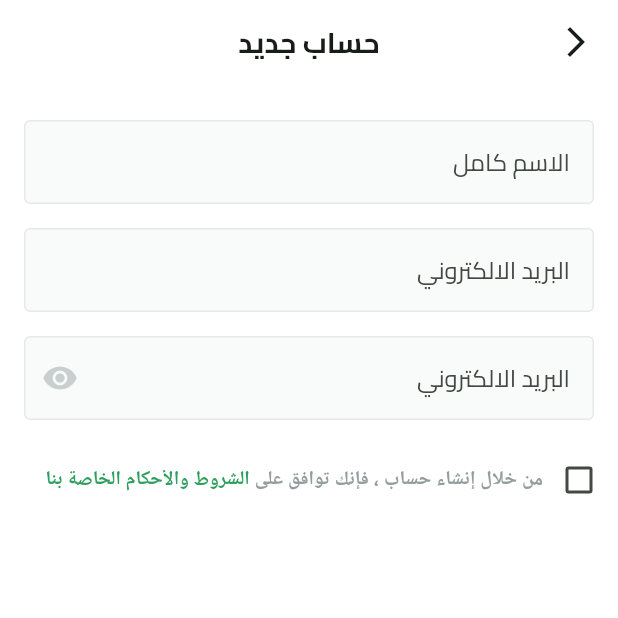
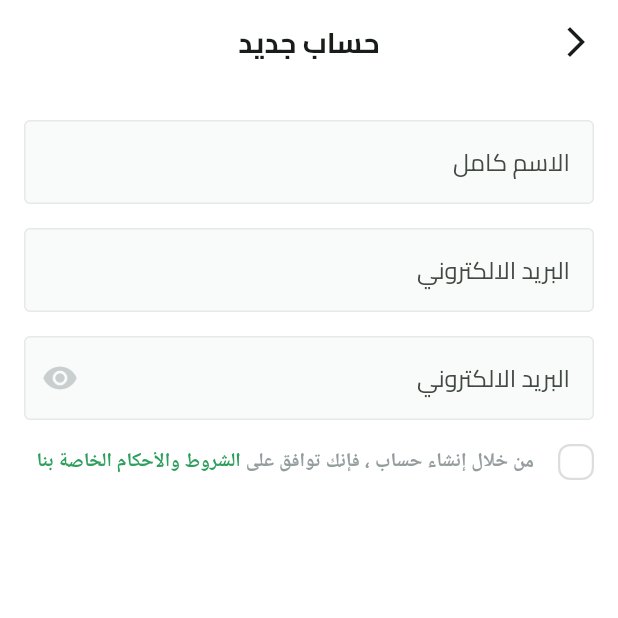
Before and after one commit to abo3amer69/Fruits-app, a Flutter app: the SignupView screen opened by its route, on a phone screen of 412 x 824 dp, the top half of it. Run offline on Flutter 3.47's test engine with Material 3 defaults, Android fonts, the phone set to English and light mode, and no system bars; our stand-ins replace dots_indicator, shared_preferences; missing offline and left inert: svg_flutter; accounts and stored records are empty.

Commit message:
part 4 create check box

```diff
--- /dev/null
+++ b/lib/features/auth/presentation/views/widgets/custom_check_box.dart
@@ -0,0 +1,43 @@
+import 'package:flutter/material.dart';
+import 'package:fruits_apps/core/utils/app_images.dart';
+import 'package:svg_flutter/svg.dart';
+
+import '../../../../../core/utils/app_colors.dart';
+
+class CustomCheckBox extends StatelessWidget {
+  const CustomCheckBox(
+      {super.key, required this.isChecked, required this.onChecked});
+  final bool isChecked;
+  final ValueChanged<bool> onChecked;
+  @override
+  Widget build(BuildContext context) {
+    return GestureDetector(
+      onTap: () {
+        onChecked(!isChecked);
+      },
+      child: AnimatedContainer(
+        width: 24,
+        height: 24,
+        duration: const Duration(milliseconds: 100),
+        decoration: ShapeDecoration(
+          color: isChecked ? AppColors.primaryColor : Colors.white,
+          shape: RoundedRectangleBorder(
+            side: BorderSide(
+              width: 1.50,
+              color: isChecked ? Colors.transparent : const Color(0xFFDCDEDE),
+            ),
+            borderRadius: BorderRadius.circular(8),
+          ),
+        ),
+        child: isChecked
+            ? Padding(
+                padding: const EdgeInsets.all(2),
+                child: SvgPicture.asset(
+                  Assets.imagesCheck,
+                ),
+              )
+            : const SizedBox(),
+      ),
+    );
+  }
+}
--- a/lib/features/auth/presentation/views/widgets/terms_and_condition.dart
+++ b/lib/features/auth/presentation/views/widgets/terms_and_condition.dart
@@ -2,22 +2,32 @@ import 'package:flutter/material.dart';
 import 'package:fruits_apps/constants.dart';
 import 'package:fruits_apps/core/utils/app_colors.dart';
 import 'package:fruits_apps/core/utils/app_text_styles.dart';
+import 'package:fruits_apps/features/auth/presentation/views/widgets/custom_check_box.dart';
 
-class TermsAndCondition extends StatelessWidget {
+class TermsAndCondition extends StatefulWidget {
   const TermsAndCondition({super.key});
 
   @override
+  State<TermsAndCondition> createState() => _TermsAndConditionState();
+}
+
+class _TermsAndConditionState extends State<TermsAndCondition> {
+ bool isTermsAccepted = false;
+  @override
   Widget build(BuildContext context) {
-    return Transform.translate(
-      offset: const Offset(14, 0),
-      child: Row(
+    return Row(
       children: [
-          Checkbox(value: false, onChanged: (value) {}),
-          SizedBox(
-            width:
-                MediaQuery.sizeOf(context).width -
-                (kHorizintalPadding * 2) -
-                48,
+        CustomCheckBox(
+          isChecked: isTermsAccepted,
+          onChecked: (value) {
+            isTermsAccepted= value;
+            setState(() {
+
+            });
+          },
+        ),
+        SizedBox(width: 16,),
+        Expanded(
           child: Text.rich(
             TextSpan(
               children: [
@@ -53,7 +63,6 @@ class TermsAndCondition extends StatelessWidget {
           ),
         ),
       ],
-      ),
     );
   }
 }
```
Lines whose indentation alone changed are shown as unchanged.
